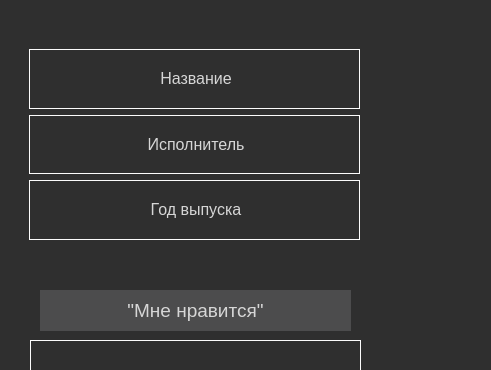
First picture: the form in ui.ui, repository ivanefr/MP3, before the edit; both pictures show x 0 to 491 and y 0 to 370 of the 1321 by 839 pixel window.
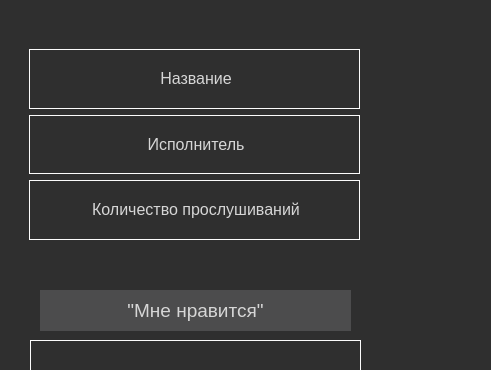
Second picture: the form after the edit. Icons and pictures are not drawn.

```diff
--- a/ui.ui
+++ b/ui.ui
@@ -168,7 +168,7 @@
 border-color: rgb(252, 252, 252);</string>
        </property>
        <property name="text">
-        <string>&lt;html&gt;&lt;head/&gt;&lt;body&gt;&lt;p align=&quot;center&quot;&gt;&lt;span style=&quot; font-size:12pt; color:#d6d6d6;&quot;&gt;Год выпуска&lt;/span&gt;&lt;/p&gt;&lt;/body&gt;&lt;/html&gt;</string>
+        <string>&lt;html&gt;&lt;head/&gt;&lt;body&gt;&lt;p align=&quot;center&quot;&gt;&lt;span style=&quot; font-size:12pt; color:#d6d6d6;&quot;&gt;Количество прослушиваний&lt;/span&gt;&lt;/p&gt;&lt;/body&gt;&lt;/html&gt;</string>
        </property>
       </widget>
      </item>
```
